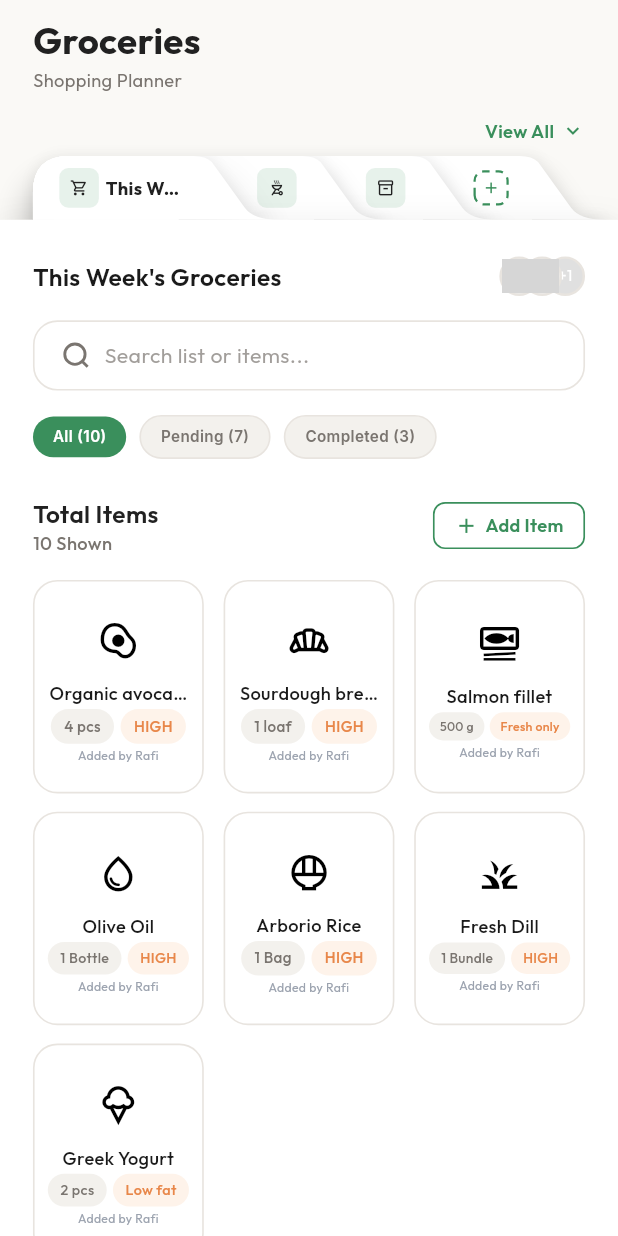
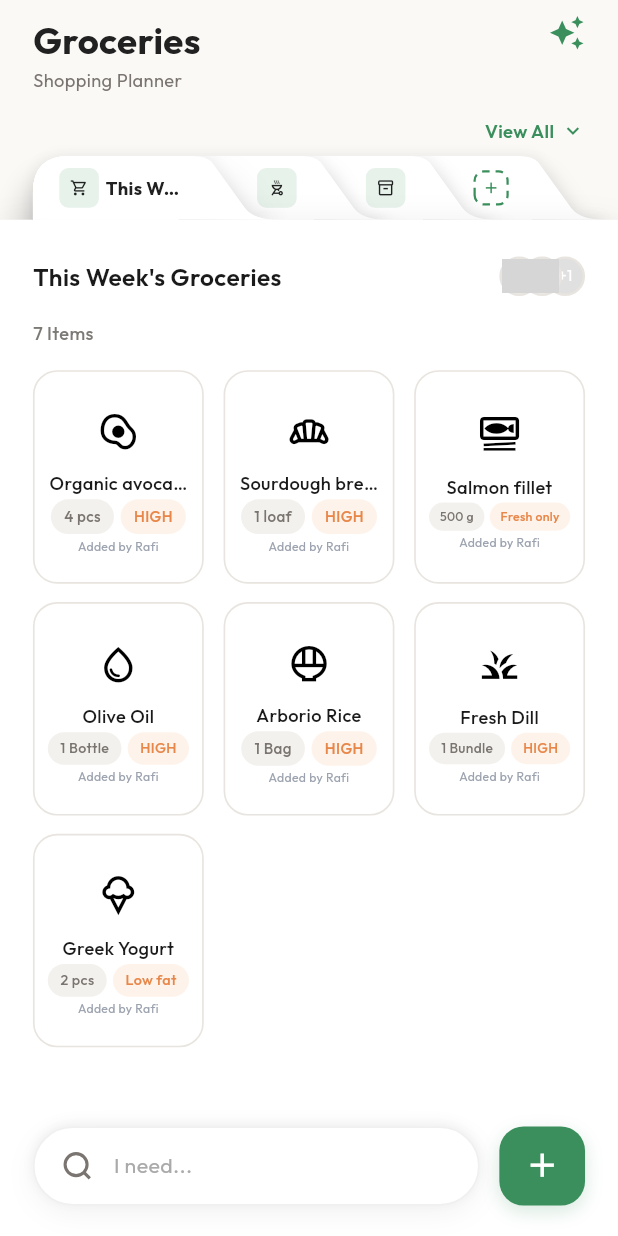
Before and after one commit to Betopia24/sami-nawari-daily-meal-and-grocery-app, a Flutter app: the GroceriesBoardView screen opened directly, scrolled down 230 dp, on a phone screen of 412 x 824 dp. Run offline on Flutter 3.47's test engine with Material 3 defaults, Android fonts, the phone set to English and light mode, and no system bars; our stand-ins replace dotted_border, fl_chart, flutter_screenutil, flutter_svg, get, google_fonts and 2 more; network calls fail; project files that could hold a hidden picture were left out; grey boxes are pictures that could not be loaded.

Commit message:
updated the groceries design

```diff
--- a/lib/app/modules/groceries/views/groceries_board_view.dart
+++ b/lib/app/modules/groceries/views/groceries_board_view.dart
@@ -13,6 +13,7 @@ import '../widgets/search_bar_widget.dart';
 import '../widgets/groceries_filter_chips.dart';
 import '../widgets/grocery_item_card.dart';
 import '../controllers/groceries_controller.dart';
+import '../widgets/floating_search_bar.dart';
 
 class GroceriesBoardView extends GetView<GroceriesController> {
   const GroceriesBoardView({super.key});
@@ -28,7 +29,10 @@ class GroceriesBoardView extends GetView<GroceriesController> {
             // Custom Header
             Padding(
               padding: EdgeInsets.symmetric(horizontal: 20.w, vertical: 10.h),
-              child: Column(
+              child: Row(
+                crossAxisAlignment: CrossAxisAlignment.start,
+                children: [
+                  Column(
                     crossAxisAlignment: CrossAxisAlignment.start,
                     children: [
                       Text(
@@ -49,10 +53,16 @@ class GroceriesBoardView extends GetView<GroceriesController> {
                       ),
                     ],
                   ),
+                  const Spacer(),
+                  Icon(Icons.auto_awesome, color: AppColors.primary, size: 24.sp),
+                ],
+              ),
             ),
 
             Expanded(
-              child: SingleChildScrollView(
+              child: Stack(
+                children: [
+                  SingleChildScrollView(
                     child: Column(
                   crossAxisAlignment: CrossAxisAlignment.start,
                   children: [
@@ -221,26 +231,19 @@ class GroceriesBoardView extends GetView<GroceriesController> {
 
                                   SizedBox(height: 16.h),
 
-                                  // Search Bar
-                                  const GroceriesSearchBar(),
+                                  // Subtitle
+                                  Obx(() => Text(
+                                    '${controller.pendingItems.length} Items',
+                                    style: GoogleFonts.outfit(
+                                      fontSize: 12.sp,
+                                      fontWeight: FontWeight.w500,
+                                      color: const Color(0xFF7D7A75),
+                                    ),
+                                  )),
 
                                   SizedBox(height: 16.h),
 
-                                  // Filter Chips
-                                  const GroceriesFilterChips(selectedIndex: 0),
-
-                                  SizedBox(height: 24.h),
-
-                                  // Total Items Header
-                                  _buildGridHeader(
-                                    'Total Items',
-                                    '10 Shown',
-                                    showAddButton: true,
-                                  ),
-
-                                  SizedBox(height: 16.h),
-
-                                  // Pending Items Grid
+                                  // Items Grid
                                   Obx(
                                     () => GridView.count(
                                       crossAxisCount: 3,
@@ -251,44 +254,6 @@ class GroceriesBoardView extends GetView<GroceriesController> {
                                       crossAxisSpacing: 12.w,
                                       childAspectRatio: 0.80,
                                       children: controller.pendingItems
-                                          .map(
-                                            (item) => GroceryItemCard(
-                                              title: item.title,
-                                              iconAsset: item.iconAsset,
-                                              fallbackIcon: item.fallbackIcon,
-                                              sizeInfo: item.sizeInfo,
-                                              tagInfo: item.tagInfo,
-                                              addedBy: item.addedBy,
-                                              isCompleted: item.isCompleted,
-                                              completedAgo: item.completedAgo,
-                                            ),
-                                          )
-                                          .toList(),
-                                    ),
-                                  ),
-
-                                  SizedBox(height: 32.h),
-
-                                  // Completed Items Header
-                                  _buildGridHeader(
-                                    'Completed Items',
-                                    '3 Shown',
-                                    showAddButton: false,
-                                  ),
-
-                                  SizedBox(height: 16.h),
-
-                                  // Completed Items Grid
-                                  Obx(
-                                    () => GridView.count(
-                                      crossAxisCount: 3,
-                                      shrinkWrap: true,
-                                      physics:
-                                          const NeverScrollableScrollPhysics(),
-                                      mainAxisSpacing: 12.h,
-                                      crossAxisSpacing: 12.w,
-                                      childAspectRatio: 0.80,
-                                      children: controller.completedItems
                                           .map(
                                             (item) => GroceryItemCard(
                                               title: item.title,
@@ -326,6 +291,18 @@ class GroceriesBoardView extends GetView<GroceriesController> {
                   ], // close column children
                 ), // close column
                   ), // close singlechildscrollview
+                  // Floating Search Bar
+                  Positioned(
+                    bottom: 0, // Padding handles inset
+                    left: 20.w,
+                    right: 20.w,
+                    child: Padding(
+                      padding: EdgeInsets.only(bottom: 20.h),
+                      child: const FloatingSearchBar(),
+                    ),
+                  ),
+                ],
+              ),
             ), // close expanded
           ], // close outer column children
         ), // close outer column
@@ -333,66 +310,4 @@ class GroceriesBoardView extends GetView<GroceriesController> {
     ); // close scaffold
   }
 
-  Widget _buildGridHeader(
-    String title,
-    String subtitle, {
-    required bool showAddButton,
-  }) {
-    return Row(
-      mainAxisAlignment: MainAxisAlignment.spaceBetween,
-      children: [
-        Column(
-          crossAxisAlignment: CrossAxisAlignment.start,
-          children: [
-            Text(
-              title,
-              style: GoogleFonts.outfit(
-                fontSize: 16.sp,
-                fontWeight: FontWeight.w600,
-                color: AppColors.textPrimary,
-              ),
-            ),
-            Text(
-              subtitle,
-              style: GoogleFonts.outfit(
-                fontSize: 12.sp,
-                fontWeight: FontWeight.w500,
-                color: AppColors.textSecondary,
-              ),
-            ),
-          ],
-        ),
-        if (showAddButton)
-          GestureDetector(
-            onTap: () {
-              Get.bottomSheet(
-                const AddGroceryItemBottomSheet(),
-                isScrollControlled: true,
-              );
-            },
-            child: Container(
-              padding: EdgeInsets.symmetric(horizontal: 12.w, vertical: 6.h),
-              decoration: BoxDecoration(
-                border: Border.all(color: AppColors.primary, width: 1.w),
-                borderRadius: BorderRadius.circular(8.r),
-              ),
-              child: Row(
-                children: [
-                  Icon(Icons.add, color: AppColors.primary, size: 16.sp),
-                  SizedBox(width: 4.w),
-                  Text(
-                    'Add Item',
-                    style: GoogleFonts.outfit(
-                      fontSize: 12.sp,
-                      fontWeight: FontWeight.w600,
-                      color: AppColors.primary,
-                    ),
-                  ),
-                ],
-              ),
-            ),
-          ),
-      ],
-    );
 }
-}
--- /dev/null
+++ b/lib/app/modules/groceries/widgets/floating_search_bar.dart
@@ -0,0 +1,95 @@
+import 'package:flutter/material.dart';
+import 'package:flutter_screenutil/flutter_screenutil.dart';
+import 'package:google_fonts/google_fonts.dart';
+import 'package:get/get.dart';
+import 'package:flutter_svg/flutter_svg.dart';
+import '../../../../core/utils/app_colors.dart';
+import 'search_grocery_item_bottom_sheet.dart';
+
+class FloatingSearchBar extends StatelessWidget {
+  const FloatingSearchBar({super.key});
+
+  @override
+  Widget build(BuildContext context) {
+    return GestureDetector(
+      onTap: () {
+        Get.bottomSheet(
+          const SearchGroceryItemBottomSheet(),
+          isScrollControlled: true,
+          backgroundColor: Colors.transparent,
+        );
+      },
+      child: Row(
+        children: [
+          Expanded(
+            child: Container(
+              height: 52.h,
+              decoration: BoxDecoration(
+                color: Colors.white,
+                borderRadius: BorderRadius.circular(26.r),
+                boxShadow: [
+                  BoxShadow(
+                    color: Colors.black.withOpacity(0.05),
+                    blurRadius: 15,
+                    offset: const Offset(0, 5),
+                  ),
+                  BoxShadow(
+                    color: Colors.black.withOpacity(0.05),
+                    blurRadius: 5,
+                    offset: const Offset(0, -2),
+                  ),
+                ],
+                border: Border.all(
+                  color: const Color(0xFFF0F0F0),
+                  width: 1.w,
+                ),
+              ),
+              padding: EdgeInsets.symmetric(horizontal: 16.w),
+              child: Row(
+                children: [
+                  SvgPicture.asset(
+                    'assets/icons/search_icon.svg',
+                    width: 20.w,
+                    height: 20.w,
+                  ),
+                  SizedBox(width: 12.w),
+                  Expanded(
+                    child: Text(
+                      'I need...',
+                      style: GoogleFonts.outfit(
+                        color: const Color(0xFFAAAAAA),
+                        fontSize: 14.sp,
+                        fontWeight: FontWeight.w400,
+                      ),
+                    ),
+                  ),
+                ],
+              ),
+            ),
+          ),
+          SizedBox(width: 12.w),
+          Container(
+            height: 52.h,
+            width: 52.w,
+            decoration: BoxDecoration(
+              color: AppColors.primary,
+              borderRadius: BorderRadius.circular(16.r),
+              boxShadow: [
+                BoxShadow(
+                  color: AppColors.primary.withOpacity(0.2),
+                  blurRadius: 10,
+                  offset: const Offset(0, 4),
+                ),
+              ],
+            ),
+            child: Icon(
+              Icons.add,
+              color: Colors.white,
+              size: 26.sp,
+            ),
+          ),
+        ],
+      ),
+    );
+  }
+}
--- a/lib/app/routes/app_pages.dart
+++ b/lib/app/routes/app_pages.dart
@@ -149,7 +149,7 @@ import 'app_routes.dart';
 class AppPages {
   AppPages._();
 
-  static const initial = Routes.splash;
+  static const initial = Routes.navbar;
 
   static final routes = [
     GetPage(
```
Also changed, not shown: lib/app/modules/groceries/widgets/add_grocery_item_bottom_sheet.dart (+27 -3 lines), lib/app/modules/groceries/widgets/search_grocery_item_bottom_sheet.dart (added, +258 -0 lines). Lines whose indentation alone changed are shown as unchanged.
